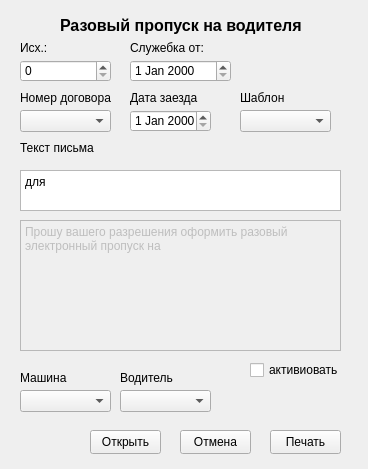
First picture: the form in my_helper/notebook/designer_ui/pass_drive.ui, repository SmolPO/vertical, before the edit.
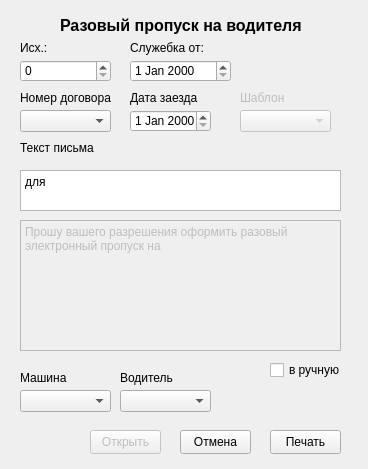
Second picture: the form after the edit.

Patch:
```diff
--- a/my_helper/notebook/designer_ui/pass_drive.ui
+++ b/my_helper/notebook/designer_ui/pass_drive.ui
@@ -105,6 +105,9 @@
    </property>
   </widget>
   <widget class="QPushButton" name="b_open">
+   <property name="enabled">
+    <bool>false</bool>
+   </property>
    <property name="geometry">
     <rect>
      <x>90</x>
@@ -148,6 +151,9 @@
    </property>
   </widget>
   <widget class="QComboBox" name="cb_pattern">
+   <property name="enabled">
+    <bool>false</bool>
+   </property>
    <property name="geometry">
     <rect>
      <x>240</x>
@@ -158,6 +164,9 @@
    </property>
   </widget>
   <widget class="QLabel" name="label_10">
+   <property name="enabled">
+    <bool>false</bool>
+   </property>
    <property name="geometry">
     <rect>
      <x>240</x>
@@ -285,14 +294,14 @@
   <widget class="QCheckBox" name="cb_activ">
    <property name="geometry">
     <rect>
-     <x>250</x>
+     <x>270</x>
      <y>360</y>
-     <width>91</width>
+     <width>101</width>
      <height>20</height>
     </rect>
    </property>
    <property name="text">
-    <string>активиовать</string>
+    <string>в ручную</string>
    </property>
   </widget>
  </widget>
```
Left out of the diff: 3 changed lines with no effect on the pictures.
